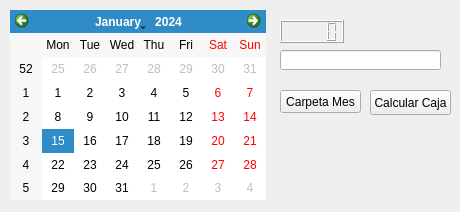
The window that gui/pages/mainPage.ui (jacv050/SimpleSumExcel) describes before a commit, drawn with Qt 5.
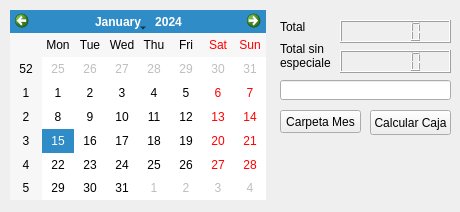
The same window after the commit.

Commit message: Funcional version to calculate balance

Patch:
```diff
--- a/gui/pages/mainPage.ui
+++ b/gui/pages/mainPage.ui
@@ -29,7 +29,7 @@
    <property name="geometry">
     <rect>
      <x>370</x>
-     <y>90</y>
+     <y>110</y>
      <width>81</width>
      <height>25</height>
     </rect>
@@ -41,9 +41,9 @@
   <widget class="QLCDNumber" name="lcdTotalBalance">
    <property name="geometry">
     <rect>
-     <x>280</x>
+     <x>340</x>
      <y>20</y>
-     <width>64</width>
+     <width>111</width>
      <height>23</height>
     </rect>
    </property>
@@ -52,8 +52,8 @@
    <property name="geometry">
     <rect>
      <x>280</x>
-     <y>50</y>
-     <width>161</width>
+     <y>80</y>
+     <width>171</width>
      <height>20</height>
     </rect>
    </property>
@@ -62,7 +62,7 @@
    <property name="geometry">
     <rect>
      <x>280</x>
-     <y>90</y>
+     <y>110</y>
      <width>81</width>
      <height>23</height>
     </rect>
@@ -81,6 +81,43 @@
     </rect>
    </property>
   </widget>
+  <widget class="QLCDNumber" name="lcdTotalNoSpecialBalance">
+   <property name="geometry">
+    <rect>
+     <x>340</x>
+     <y>50</y>
+     <width>111</width>
+     <height>23</height>
+    </rect>
+   </property>
+  </widget>
+  <widget class="QLabel" name="label">
+   <property name="geometry">
+    <rect>
+     <x>280</x>
+     <y>20</y>
+     <width>47</width>
+     <height>14</height>
+    </rect>
+   </property>
+   <property name="text">
+    <string>Total</string>
+   </property>
+  </widget>
+  <widget class="QLabel" name="label_2">
+   <property name="geometry">
+    <rect>
+     <x>280</x>
+     <y>40</y>
+     <width>51</width>
+     <height>31</height>
+    </rect>
+   </property>
+   <property name="text">
+    <string>Total sin 
+especiales</string>
+   </property>
+  </widget>
  </widget>
  <resources/>
  <connections/>
```
The commit also changes 3 other files.
